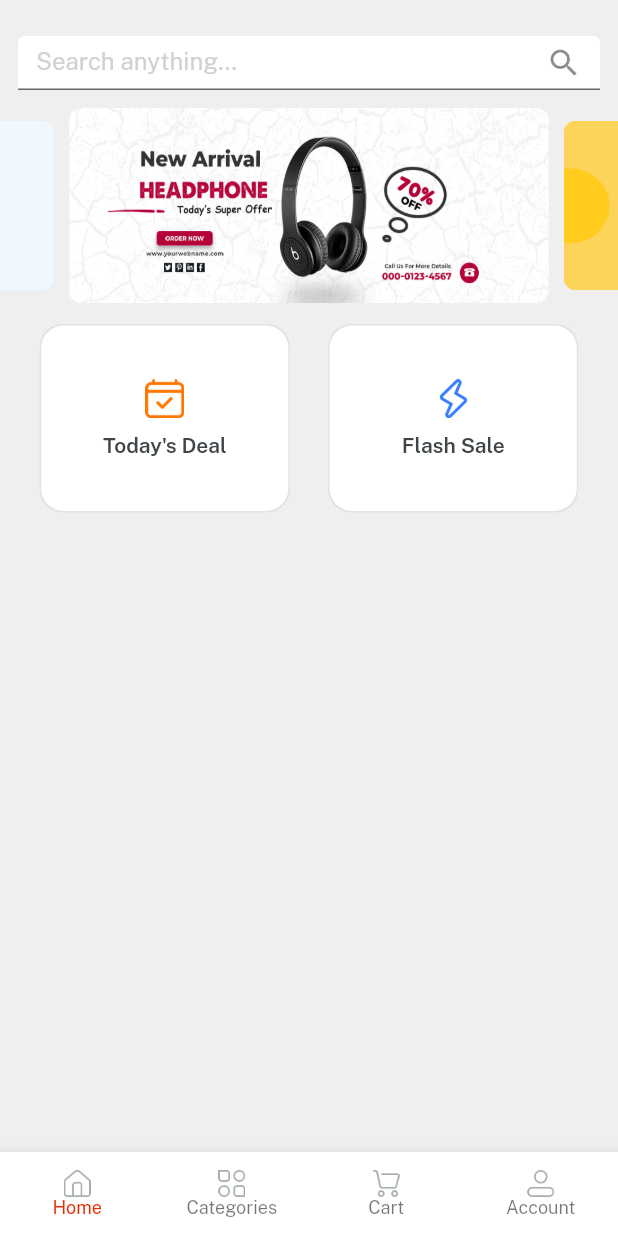
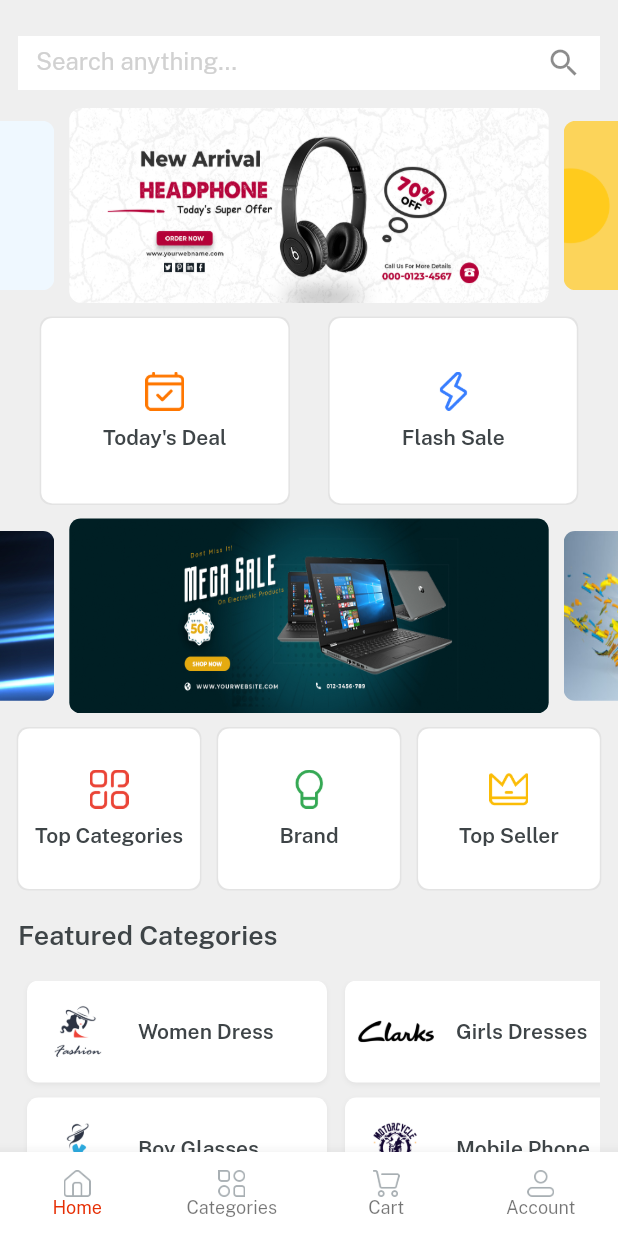
Before and after one commit to CPAD-Gazipur/flutter-e-mart, a Flutter app: the HomeNavBar screen opened directly, on a phone screen of 412 x 824 dp. Run offline on Flutter 3.47's test engine with Material 2 defaults, Android fonts, the phone set to English and light mode, and no system bars; drawn by our look-alikes of velocity_x; our stand-ins replace get.

Commit message:
E-Mart: HOME SCREEN - Feature Categories and Button Design Added.

```diff
--- a/lib/consts/lists.dart
+++ b/lib/consts/lists.dart
@@ -3,3 +3,11 @@ import 'package:flutter_e_mart/consts/consts.dart';
 const socialIconList = [icFacebookLogo, icGoogleLogo, icTwitterLogo];
 
 const sliderList = [imgSlider1, imgSlider2, imgSlider3, imgSlider4];
+
+const secondSliderList = [imgSs1, imgSs2, imgSs3, imgSs4];
+
+const featuredImageList1 = [imgS1, imgS2, imgS3];
+const featuredImageList2 = [imgS4, imgS5, imgS6];
+
+const featuredTitleList1 = [womenDress, girlDress, girlWatch];
+const featuredTitleList2 = [boyGlass, mobilePhone, tShirt];
--- a/lib/consts/strings.dart
+++ b/lib/consts/strings.dart
@@ -34,3 +34,11 @@ const topSeller = 'Top Seller';
 const brand = 'Brand';
 const topCategories = 'Top Categories';
 const featuredCategories = 'Featured Categories';
+
+/// HOME FEATURE BUTTON TEXT
+const womenDress = 'Women Dress';
+const girlWatch = 'Girl Watches';
+const mobilePhone = 'Mobile Phone';
+const boyGlass = 'Boy Glasses';
+const tShirt = 'TShirts';
+const girlDress = 'Girls Dresses';
--- /dev/null
+++ b/lib/views/home_screen/components/featured_button.dart
@@ -0,0 +1,28 @@
+import 'package:flutter_e_mart/consts/consts.dart';
+
+Widget featuredButton({
+  required String featureTitle,
+  required String featureImage,
+  required VoidCallback? onPressed,
+}) {
+  return Row(
+    children: [
+      Image.asset(
+        featureImage,
+        width: 60,
+        fit: BoxFit.fill,
+      ),
+      10.widthBox,
+      featureTitle.text.color(darkFontGrey).fontFamily(semibold).make(),
+    ],
+  )
+      .box
+      .white
+      .width(200)
+      .margin(const EdgeInsets.symmetric(horizontal: 6))
+      .roundedSM
+      .outerShadowSm
+      .padding(const EdgeInsets.all(4.0))
+      .make()
+      .onTap(onPressed);
+}
--- a/lib/views/home_screen/home_screen.dart
+++ b/lib/views/home_screen/home_screen.dart
@@ -1,4 +1,5 @@
 import 'package:flutter_e_mart/consts/consts.dart';
+import 'package:flutter_e_mart/views/home_screen/components/featured_button.dart';
 import 'package:flutter_e_mart/widgets/custom_home_button.dart';
 
 class HomeScreen extends StatelessWidget {
@@ -7,7 +8,7 @@ class HomeScreen extends StatelessWidget {
   @override
   Widget build(BuildContext context) {
     return Container(
-      padding: const EdgeInsets.symmetric(vertical: 12),
+      padding: const EdgeInsets.only(top: 12),
       color: lightGrey,
       width: context.screenWidth,
       height: context.screenHeight,
@@ -21,6 +22,7 @@ class HomeScreen extends StatelessWidget {
               color: lightGrey,
               child: TextFormField(
                 decoration: const InputDecoration(
+                  border: InputBorder.none,
                   suffixIcon: Icon(Icons.search),
                   filled: true,
                   fillColor: whiteColor,
@@ -31,6 +33,11 @@ class HomeScreen extends StatelessWidget {
                 ),
               ),
             ),
+            Expanded(
+              child: SingleChildScrollView(
+                physics: const BouncingScrollPhysics(),
+                child: Column(
+                  children: [
                     VxSwiper.builder(
                       aspectRatio: 16 / 9,
                       autoPlay: true,
@@ -54,19 +61,107 @@ class HomeScreen extends StatelessWidget {
                         );
                       },
                     ),
-            15.heightBox,
+                    10.heightBox,
                     Row(
                       mainAxisAlignment: MainAxisAlignment.spaceEvenly,
                       children: List.generate(
                         2,
                         (index) => customHomeButton(
+                          onPressed: () {},
                           height: context.screenHeight * 0.15,
                           width: context.screenWidth / 2.5,
                           image: index == 0 ? icTodaysDeal : icFlashDeal,
                           title: index == 0 ? todaySDeal : flashSale,
                         ),
                       ),
+                    ),
+                    10.heightBox,
+                    VxSwiper.builder(
+                      aspectRatio: 16 / 9,
+                      autoPlay: true,
+                      height: 130,
+                      enlargeCenterPage: true,
+                      itemCount: secondSliderList.length,
+                      itemBuilder: (context, index) {
+                        return Image.asset(
+                          secondSliderList[index],
+                          fit: BoxFit.fill,
                         )
+                            .box
+                            .roundedSM
+                            .clip(Clip.antiAlias)
+                            .margin(const EdgeInsets.symmetric(horizontal: 5))
+                            .make();
+                      },
+                    ),
+                    10.heightBox,
+                    Row(
+                      mainAxisAlignment: MainAxisAlignment.spaceEvenly,
+                      children: List.generate(
+                        3,
+                        (index) => customHomeButton(
+                          onPressed: () {
+                            debugPrint('Category Click');
+                          },
+                          height: context.screenHeight * 0.13,
+                          width: context.screenWidth / 3.4,
+                          image: index == 0
+                              ? icTopCategories
+                              : index == 1
+                                  ? icBrands
+                                  : icTopSeller,
+                          title: index == 0
+                              ? topCategories
+                              : index == 1
+                                  ? brand
+                                  : topSeller,
+                        ),
+                      ),
+                    ),
+                    20.heightBox,
+                    Container(
+                      padding: const EdgeInsets.symmetric(horizontal: 12),
+                      child: Column(
+                        children: [
+                          Align(
+                            alignment: Alignment.centerLeft,
+                            child: featuredCategories.text
+                                .color(darkFontGrey)
+                                .fontFamily(semibold)
+                                .size(18)
+                                .make(),
+                          ),
+                          20.heightBox,
+                          SingleChildScrollView(
+                            scrollDirection: Axis.horizontal,
+                            child: Row(
+                              children: List.generate(
+                                featuredImageList1.length,
+                                (index) => Column(
+                                  children: [
+                                    featuredButton(
+                                      featureImage: featuredImageList1[index],
+                                      featureTitle: featuredTitleList1[index],
+                                      onPressed: () {},
+                                    ),
+                                    10.heightBox,
+                                    featuredButton(
+                                      featureImage: featuredImageList2[index],
+                                      featureTitle: featuredTitleList2[index],
+                                      onPressed: () {},
+                                    ),
+                                  ],
+                                ),
+                              ),
+                            ),
+                          ),
+                        ],
+                      ),
+                    )
+                  ],
+                ),
+              ),
+            ),
           ],
         ),
       ),
--- a/lib/views/views.dart
+++ b/lib/views/views.dart
@@ -3,6 +3,7 @@ export 'auth_screen/login_screen.dart';
 export 'auth_screen/signup_screen.dart';
 export 'cart_screen/cart_screen.dart';
 export 'category_screen/category_screen.dart';
+export 'home_screen/components/featured_button.dart';
 export 'home_screen/home_nav_bar.dart';
 export 'home_screen/home_screen.dart';
 export 'splash_screen/splash_screen.dart';
--- a/lib/widgets/custom_home_button.dart
+++ b/lib/widgets/custom_home_button.dart
@@ -5,7 +5,7 @@ Widget customHomeButton({
   required double height,
   required String image,
   required String title,
-  VoidCallbackAction? onPressed,
+  required VoidCallback? onPressed,
 }) {
   return Column(
     mainAxisAlignment: MainAxisAlignment.center,
@@ -17,5 +17,5 @@ Widget customHomeButton({
       10.heightBox,
       title.text.fontFamily(semibold).color(darkFontGrey).make(),
     ],
-  ).box.rounded.white.size(width, height).shadowXs.make();
+  ).box.roundedSM.white.size(width, height).shadowXs.make().onTap(onPressed);
 }
```
Lines whose indentation alone changed are shown as unchanged.
